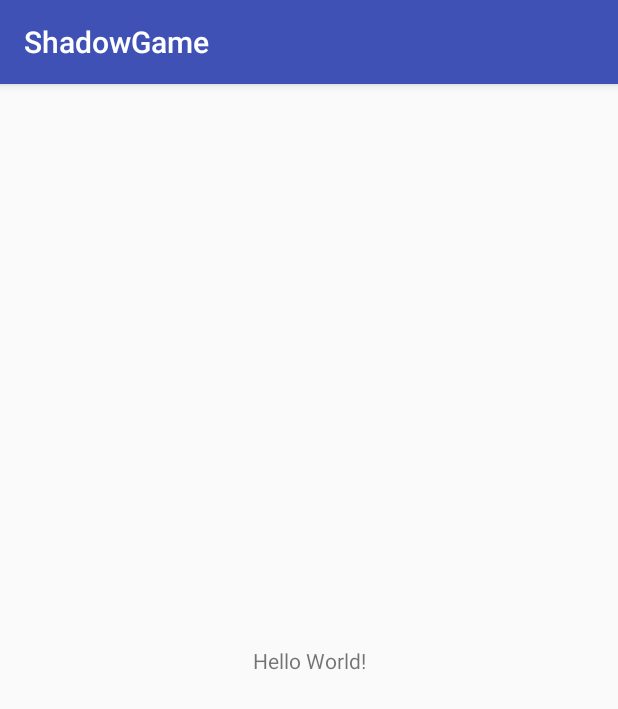
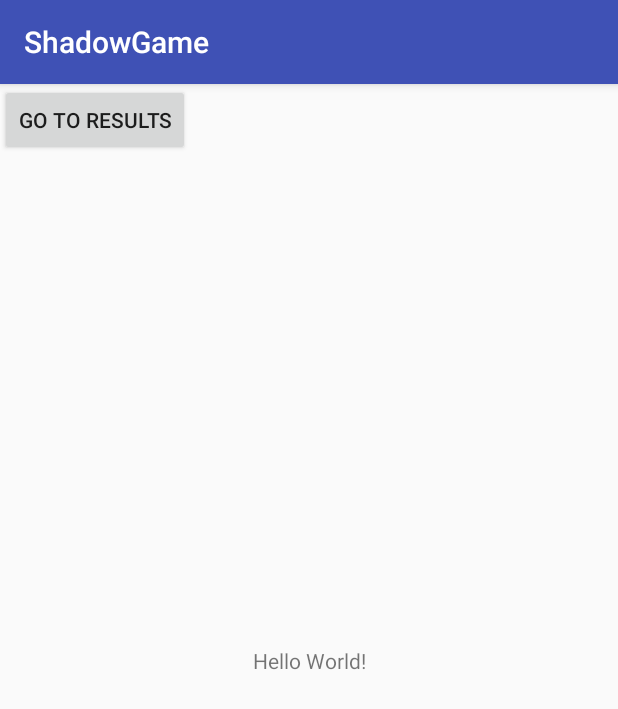
Before and after one commit to jpngfile/Shadow-Realm, an Android app: the screen it shows after launch (MainActivity), on a phone screen of 412 x 824 dp. Shown: the top 709 px of the screen. Run offline under Robolectric (Android 15) with nearby library versions, the phone set to English and light mode, and no system bars.

Commit message:
Added basic results page

```diff
--- a/app/build.gradle
+++ b/app/build.gradle
@@ -26,5 +26,6 @@ dependencies {
     })
     compile 'com.android.support:appcompat-v7:25.3.1'
     compile 'com.android.support.constraint:constraint-layout:1.0.2'
+    compile 'com.android.support:design:25.3.1'
     testCompile 'junit:junit:4.12'
 }
--- a/app/src/main/java/com/example/jason/shadowgame/MainActivity.java
+++ b/app/src/main/java/com/example/jason/shadowgame/MainActivity.java
@@ -1,13 +1,36 @@
 package com.example.jason.shadowgame;
 
+import android.content.Intent;
 import android.support.v7.app.AppCompatActivity;
 import android.os.Bundle;
+import android.view.View;
+import android.widget.Button;
+import android.widget.TextView;
 
 public class MainActivity extends AppCompatActivity {
+
+    Button resultButton;
+
 
     @Override
     protected void onCreate(Bundle savedInstanceState) {
         super.onCreate(savedInstanceState);
         setContentView(R.layout.activity_main);
+
+
+        resultButton = (Button) findViewById(R.id.resultButton);
+        resultButton.setOnClickListener(new View.OnClickListener() {
+            @Override
+            public void onClick(View v) {
+               viewResults(v);
+            }
+        });
+
+    }
+
+    public void viewResults(View view) {
+        Intent resultIntent = new Intent(this, PuzzleResult.class);
+        resultIntent.putExtra("pic", "picText");
+        startActivity(resultIntent);
     }
 }
--- a/app/src/main/res/layout/activity_main.xml
+++ b/app/src/main/res/layout/activity_main.xml
@@ -15,4 +15,10 @@
         app:layout_constraintRight_toRightOf="parent"
         app:layout_constraintTop_toTopOf="parent" />
 
+    <Button
+        android:id="@+id/resultButton"
+        android:text="@string/result_button_text"
+        android:layout_width="wrap_content"
+        android:layout_height="wrap_content" />
+
 </android.support.constraint.ConstraintLayout>
--- /dev/null
+++ b/app/src/main/res/values/dimens.xml
@@ -0,0 +1 @@
+<resources></resources>
--- a/app/src/main/res/values/strings.xml
+++ b/app/src/main/res/values/strings.xml
@@ -1,3 +1,4 @@
 <resources>
     <string name="app_name">ShadowGame</string>
+    <string name="result_button_text">Go to results</string>
 </resources>
```
Also changed, not shown: app/src/main/AndroidManifest.xml (+8 -0 lines), app/src/main/java/com/example/jason/shadowgame/PuzzleResult.java (added, +13 -0 lines), app/src/main/res/layout/activity_puzzle_result.xml (added, +9 -0 lines), app/src/main/res/values/styles.xml (+9 -0 lines).
